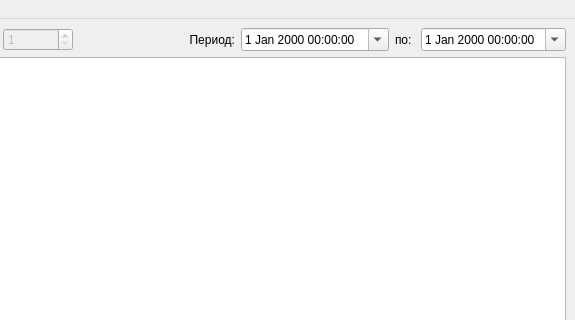
Before: the Qt Designer form mainwindow.ui in arcirk/LogEvent, drawn with Qt 5; both pictures show x 305 to 880 and y 0 to 320 of the 880 by 602 pixel window.
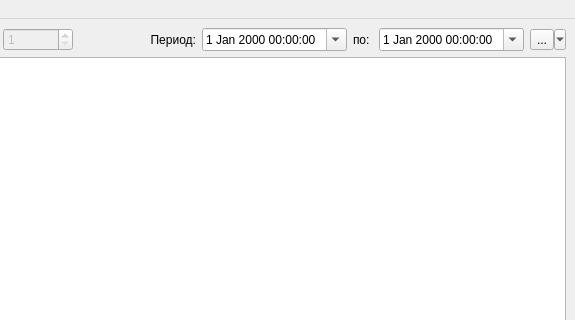
After: the same form once the commit is applied. Icons and pictures are not drawn.

The edit to the form file:
```diff
--- a/mainwindow.ui
+++ b/mainwindow.ui
@@ -220,6 +220,23 @@
             </property>
            </widget>
           </item>
+          <item>
+           <widget class="QToolButton" name="btnSelectInterval">
+            <property name="contextMenuPolicy">
+             <enum>Qt::CustomContextMenu</enum>
+            </property>
+            <property name="text">
+             <string>...</string>
+            </property>
+            <property name="icon">
+             <iconset resource="resurce.qrc">
+              <normaloff>:/img/selectInterval.png</normaloff>:/img/selectInterval.png</iconset>
+            </property>
+            <property name="popupMode">
+             <enum>QToolButton::MenuButtonPopup</enum>
+            </property>
+           </widget>
+          </item>
          </layout>
         </item>
        </layout>
```
Left out of the diff: 2 changed lines with no effect on the pictures.
